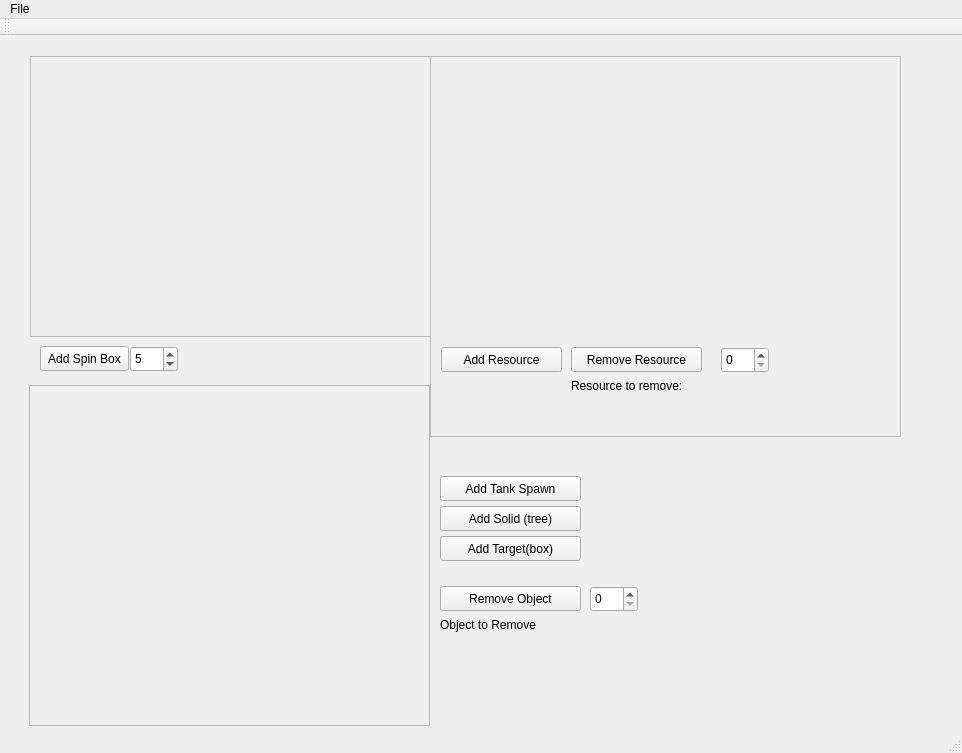
Old version of the form level_editor/level_editor/mainwindow.ui in the repository University-of-Utah-CS3505/team-triangle-eduapp.
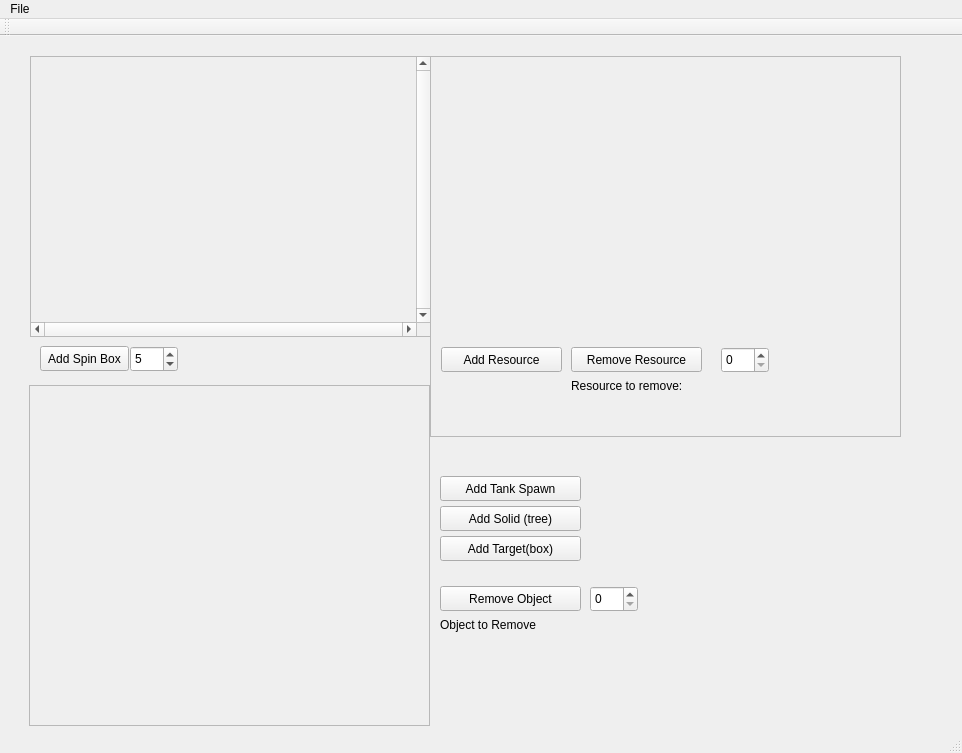
New version of the form.

```diff
--- a/level_editor/level_editor/mainwindow.ui
+++ b/level_editor/level_editor/mainwindow.ui
@@ -36,6 +36,15 @@
       <height>281</height>
      </rect>
     </property>
+    <property name="verticalScrollBarPolicy">
+     <enum>Qt::ScrollBarAlwaysOn</enum>
+    </property>
+    <property name="horizontalScrollBarPolicy">
+     <enum>Qt::ScrollBarAlwaysOn</enum>
+    </property>
+    <property name="sizeAdjustPolicy">
+     <enum>QAbstractScrollArea::AdjustIgnored</enum>
+    </property>
     <property name="widgetResizable">
      <bool>true</bool>
     </property>
@@ -44,8 +53,8 @@
       <rect>
        <x>0</x>
        <y>0</y>
-       <width>399</width>
-       <height>279</height>
+       <width>385</width>
+       <height>265</height>
       </rect>
      </property>
      <widget class="QWidget" name="gridLayoutWidget">
```
